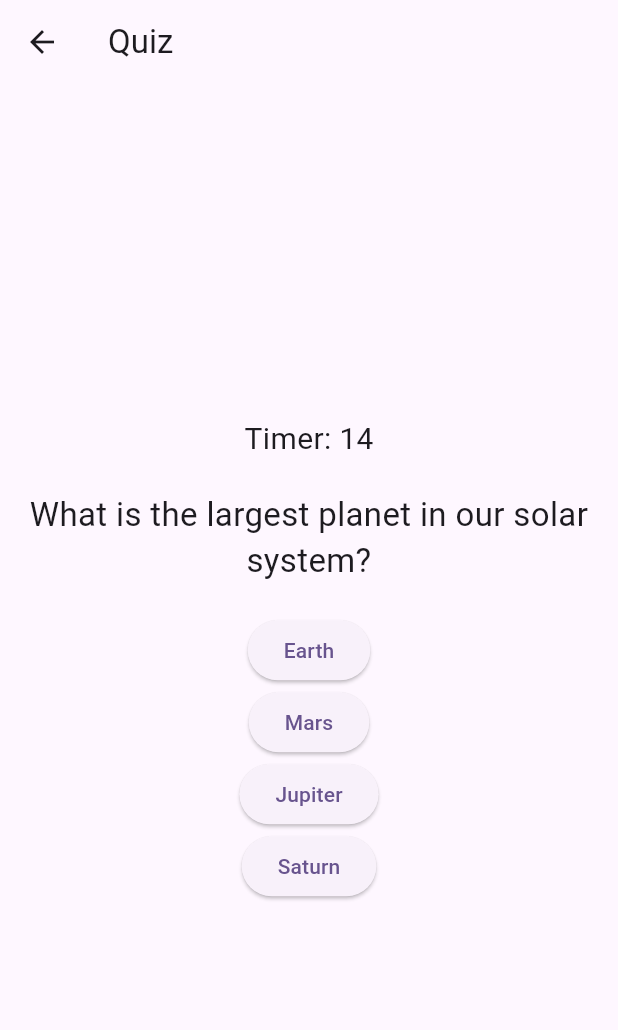
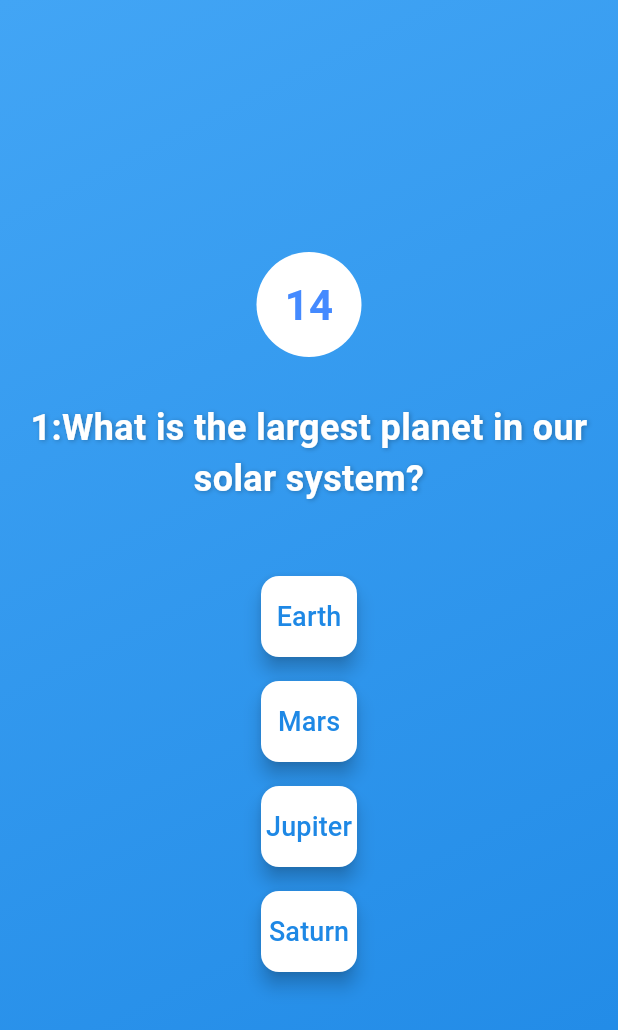
Before and after one commit to adnanpanakkad/Quiz-pro, a Flutter app: the screen it shows after launch, after a tap on "Start Quiz", on a phone screen of 412 x 824 dp. Shown: the top 1030 px of the screen. Run offline on Flutter 3.47's test engine with Material 3 defaults, Android fonts, the light colour scheme and no system bars; our stand-ins replace shared_preferences.

Commit message:
(update):add higscore tracker

```diff
--- a/lib/main.dart
+++ b/lib/main.dart
@@ -1,7 +1,7 @@
 import 'package:flutter/material.dart';
-import 'package:quiz_pro/model/view/home.dart';
-import 'package:quiz_pro/model/view/quiz_screen.dart';
-import 'package:quiz_pro/model/view/result_screen.dart';
+import 'package:quiz_pro/screens/home.dart';
+import 'package:quiz_pro/screens/quiz_screen.dart';
+import 'package:quiz_pro/screens/result_screen.dart';
 
 void main() {
   runApp(const MyApp());
--- a/lib/model/view/home.dart
+++ /dev/null
@@ -1,43 +0,0 @@
-import 'package:flutter/material.dart';
-import 'package:shared_preferences/shared_preferences.dart';
-
-class HomeScreen extends StatelessWidget {
-  const HomeScreen({super.key});
-
-  @override
-  Widget build(BuildContext context) {
-    return Scaffold(
-      appBar: AppBar(title: const Text("Quiz App")),
-      body: FutureBuilder<int>(
-        future: _getHighScore(),
-        builder: (context, snapshot) {
-          return Center(
-            child: Column(
-              mainAxisAlignment: MainAxisAlignment.center,
-              children: [
-                const Text("Welcome to the Quiz App!", style: TextStyle(fontSize: 24)),
-                const SizedBox(height: 20),
-                ElevatedButton(
-                  onPressed: () {
-                    Navigator.pushNamed(context, '/quiz');
-                  },
-                  child: const Text("Start Quiz"),
-                ),
-                const SizedBox(height: 20),
-                Text(
-                  "High Score: ${snapshot.data ?? 0}",
-                  style: const TextStyle(fontSize: 18),
-                ),
-              ],
-            ),
-          );
-        },
-      ),
-    );
-  }
-
-  Future<int> _getHighScore() async {
-    final prefs = await SharedPreferences.getInstance();
-    return prefs.getInt('high_score') ?? 0;
-  }
-}
--- a/lib/model/view/quiz_screen.dart
+++ /dev/null
@@ -1,103 +0,0 @@
-import 'dart:async';
-import 'package:flutter/material.dart';
-
-class QuizScreen extends StatefulWidget {
-  @override
-  _QuizScreenState createState() => _QuizScreenState();
-}
-
-class _QuizScreenState extends State<QuizScreen> {
-  final List<Map<String, dynamic>> questions = [
-    {
-      "question": "What is the largest planet in our solar system?",
-      "options": ["Earth", "Mars", "Jupiter", "Saturn"],
-      "answer": "Jupiter"
-    },
-    {
-      "question": "Who wrote 'To Kill a Mockingbird'?",
-      "options": ["Harper Lee", "Mark Twain", "J.K. Rowling", "Ernest Hemingway"],
-      "answer": "Harper Lee"
-    },
-  ];
-
-  int currentQuestionIndex = 0;
-  int score = 0;
-  int timer = 15;
-  Timer? _timer;
-
-  @override
-  void initState() {
-    super.initState();
-    _startTimer();
-  }
-
-  void _startTimer() {
-    _timer = Timer.periodic(const Duration(seconds: 1), (timer) {
-      setState(() {
-        if (this.timer > 0) {
-          this.timer--;
-        } else {
-          _nextQuestion();
-        }
-      });
-    });
-  }
-
-  void _nextQuestion() {
-    _timer?.cancel();
-    if (currentQuestionIndex < questions.length - 1) {
-      setState(() {
-        currentQuestionIndex++;
-        timer = 15;
-        _startTimer();
-      });
-    } else {
-      Navigator.pushReplacementNamed(
-        context,
-        '/results',
-        arguments: score,
-      );
-    }
-  }
-
-  void _checkAnswer(String selectedOption) {
-    if (selectedOption == questions[currentQuestionIndex]['answer']) {
-      score++;
-    }
-    _nextQuestion();
-  }
-
-  @override
-  Widget build(BuildContext context) {
-    final question = questions[currentQuestionIndex];
-
-    return Scaffold(
-      appBar: AppBar(title: const Text("Quiz")),
-      body: Column(
-        mainAxisAlignment: MainAxisAlignment.center,
-        children: [
-          Text("Timer: $timer", style: const TextStyle(fontSize: 20)),
-          const SizedBox(height: 20),
-          Text(
-            question['question'],
-            style: const TextStyle(fontSize: 22),
-            textAlign: TextAlign.center,
-          ),
-          const SizedBox(height: 20),
-          ...question['options'].map((option) {
-            return ElevatedButton(
-              onPressed: () => _checkAnswer(option),
-              child: Text(option),
-            );
-          }).toList(),
-        ],
-      ),
-    );
-  }
-
-  @override
-  void dispose() {
-    _timer?.cancel();
-    super.dispose();
-  }
-}
--- /dev/null
+++ b/lib/screens/home.dart
@@ -0,0 +1,120 @@
+import 'package:flutter/material.dart';
+import 'package:shared_preferences/shared_preferences.dart';
+
+class HomeScreen extends StatelessWidget {
+  const HomeScreen({super.key});
+
+  @override
+  Widget build(BuildContext context) {
+    return Scaffold(
+      body: Container(
+        decoration: const BoxDecoration(
+          gradient: LinearGradient(
+            colors: [Color(0xFF42A5F5), Color(0xFF1E88E5)],
+            begin: Alignment.topCenter,
+            end: Alignment.bottomCenter,
+          ),
+        ),
+        child: FutureBuilder<Map<String, dynamic>>(
+          future: _getScores(),
+          builder: (context, snapshot) {
+            if (!snapshot.hasData) {
+              return const Center(child: CircularProgressIndicator());
+            }
+            final data = snapshot.data!;
+            final highScore = data['highScore'];
+            final recentScores = data['recentScores'];
+
+            return Center(
+              child: Column(
+                mainAxisAlignment: MainAxisAlignment.center,
+                children: [
+                  const Icon(Icons.quiz, size: 100, color: Colors.white),
+                  const SizedBox(height: 20),
+                  const Text(
+                    "Welcome to the Quiz App!",
+                    style: TextStyle(
+                      fontSize: 28,
+                      fontWeight: FontWeight.bold,
+                      color: Colors.white,
+                      shadows: [
+                        Shadow(
+                          offset: Offset(2, 2),
+                          blurRadius: 4,
+                          color: Colors.black45,
+                        ),
+                      ],
+                    ),
+                  ),
+                  const SizedBox(height: 40),
+                  ElevatedButton(
+                    style: ElevatedButton.styleFrom(
+                      backgroundColor: Colors.white,
+                      padding: const EdgeInsets.symmetric(
+                          horizontal: 24, vertical: 12),
+                      shape: RoundedRectangleBorder(
+                        borderRadius: BorderRadius.circular(12),
+                      ),
+                    ),
+                    onPressed: () {
+                      Navigator.pushNamed(context, '/quiz');
+                    },
+                    child: const Text(
+                      "Start Quiz",
+                      style: TextStyle(
+                        fontSize: 18,
+                        fontWeight: FontWeight.bold,
+                        color: Color(0xFF1E88E5),
+                      ),
+                    ),
+                  ),
+                  const SizedBox(height: 30),
+                  Text(
+                    "High Score: $highScore",
+                    style: const TextStyle(
+                      fontSize: 20,
+                      fontWeight: FontWeight.bold,
+                      color: Colors.white70,
+                      shadows: [
+                        Shadow(
+                          offset: Offset(2, 2),
+                          blurRadius: 3,
+                          color: Colors.black38,
+                        ),
+                      ],
+                    ),
+                  ),
+                  const SizedBox(height: 30),
+                  const Text(
+                    "Recent Scores:",
+                    style: TextStyle(
+                      fontSize: 20,
+                      fontWeight: FontWeight.bold,
+                      color: Colors.white,
+                    ),
+                  ),
+                  const SizedBox(height: 10),
+                  for (final score in recentScores)
+                    Text(
+                      score,
+                      style: const TextStyle(
+                        fontSize: 18,
+                        color: Colors.white70,
+                      ),
+                    ),
+                ],
+              ),
+            );
+          },
+        ),
+      ),
+    );
+  }
+
+  Future<Map<String, dynamic>> _getScores() async {
+    final prefs = await SharedPreferences.getInstance();
+    final highScore = prefs.getInt('high_score') ?? 0;
+    final recentScores = prefs.getStringList('recent_scores') ?? [];
+    return {'highScore': highScore, 'recentScores': recentScores};
+  }
+}
--- /dev/null
+++ b/lib/screens/quiz_screen.dart
@@ -0,0 +1,205 @@
+import 'dart:async';
+import 'package:flutter/material.dart';
+
+class QuizScreen extends StatefulWidget {
+  const QuizScreen({super.key});
+
+  @override
+  _QuizScreenState createState() => _QuizScreenState();
+}
+
+class _QuizScreenState extends State<QuizScreen> {
+  final List<Map<String, dynamic>> questions = [
+    {
+      "question": "1:What is the largest planet in our solar system?",
+      "options": ["Earth", "Mars", "Jupiter", "Saturn"],
+      "answer": "Jupiter"
+    },
+    {
+      "question": "2:Who wrote 'To Kill a Mockingbird'?",
+      "options": [
+        "Harper Lee",
+        "Mark Twain",
+        "J.K. Rowling",
+        "Ernest Hemingway"
+      ],
+      "answer": "Harper Lee"
+    },
+    {
+      "question": "3:What is the capital of France?",
+      "options": ["Berlin", "Madrid", "Paris", "Rome"],
+      "answer": "Paris"
+    },
+    {
+      "question": "4:Which element has the chemical symbol 'O'?",
+      "options": ["Oxygen", "Gold", "Osmium", "Oganesson"],
+      "answer": "Oxygen"
+    },
+    {
+      "question": "5:What is the smallest unit of life?",
+      "options": ["Atom", "Molecule", "Cell", "Organ"],
+      "answer": "Cell"
+    },
+    {
+      "question": "6:Who painted the Mona Lisa?",
+      "options": [
+        "Leonardo da Vinci",
+        "Vincent van Gogh",
+        "Pablo Picasso",
+        "Claude Monet"
+      ],
+      "answer": "Leonardo da Vinci"
+    },
+    // {
+    //   "question": "What is the freezing point of water?",
+    //   "options": ["0°C", "32°C", "-100°C", "100°C"],
+    //   "answer": "0°C"
+    // },
+    // {
+    //   "question": "Which country is known as the Land of the Rising Sun?",
+    //   "options": ["China", "Japan", "Thailand", "Vietnam"],
+    //   "answer": "Japan"
+    // },
+    // {
+    //   "question": "What is the longest river in the world?",
+    //   "options": ["Amazon", "Nile", "Yangtze", "Mississippi"],
+    //   "answer": "Nile"
+    // },
+    // {
+    //   "question": "What is the square root of 64?",
+    //   "options": ["6", "7", "8", "9"],
+    //   "answer": "8"
+    // },
+  ];
+
+  int currentQuestionIndex = 0;
+  int score = 0;
+  int timer = 15;
+  Timer? _timer;
+
+  @override
+  void initState() {
+    super.initState();
+    _startTimer();
+  }
+
+  void _startTimer() {
+    _timer = Timer.periodic(const Duration(seconds: 1), (timer) {
+      setState(() {
+        if (this.timer > 0) {
+          this.timer--;
+        } else {
+          _nextQuestion();
+        }
+      });
+    });
+  }
+
+  void _nextQuestion() {
+    _timer?.cancel();
+    if (currentQuestionIndex < questions.length - 1) {
+      setState(() {
+        currentQuestionIndex++;
+        timer = 15;
+        _startTimer();
+      });
+    } else {
+      Navigator.pushReplacementNamed(
+        context,
+        '/results',
+        arguments: score,
+      );
+    }
+  }
+
+  void _checkAnswer(String selectedOption) {
+    if (selectedOption == questions[currentQuestionIndex]['answer']) {
+      score++;
+    }
+    _nextQuestion();
+  }
+
+  @override
+  Widget build(BuildContext context) {
+    final question = questions[currentQuestionIndex];
+
+    return Scaffold(
+      body: Container(
+        padding: const EdgeInsets.all(16.0),
+        decoration: const BoxDecoration(
+          gradient: LinearGradient(
+            colors: [Color(0xFF42A5F5), Color(0xFF1E88E5)],
+            begin: Alignment.topLeft,
+            end: Alignment.bottomRight,
+          ),
+        ),
+        child: Column(
+          mainAxisAlignment: MainAxisAlignment.center,
+          crossAxisAlignment: CrossAxisAlignment.center,
+          children: [
+            CircleAvatar(
+              radius: 35,
+              backgroundColor: timer <= 5 ? Colors.red : Colors.white,
+              child: Text(
+                "$timer",
+                style: TextStyle(
+                  fontSize: 28,
+                  fontWeight: FontWeight.bold,
+                  color: timer <= 5 ? Colors.white : Colors.blueAccent,
+                ),
+              ),
+            ),
+            const SizedBox(height: 30),
+            Text(
+              question['question'],
+              style: const TextStyle(
+                fontSize: 24,
+                fontWeight: FontWeight.bold,
+                color: Colors.white,
+                shadows: [
+                  Shadow(
+                    offset: Offset(1, 1),
+                    blurRadius: 4,
+                    color: Colors.black26,
+                  ),
+                ],
+              ),
+              textAlign: TextAlign.center,
+            ),
+            const SizedBox(height: 40),
+            ...question['options'].map((option) {
+              return Padding(
+                padding: const EdgeInsets.symmetric(vertical: 8.0),
+                child: ElevatedButton(
+                  style: ElevatedButton.styleFrom(
+                    padding: const EdgeInsets.symmetric(vertical: 14),
+                    backgroundColor: Colors.white,
+                    shape: RoundedRectangleBorder(
+                      borderRadius: BorderRadius.circular(12),
+                    ),
+                    elevation: 5,
+                  ),
+                  onPressed: () => _checkAnswer(option),
+                  child: Text(
+                    option,
+                    style: const TextStyle(
+                      fontSize: 18,
+                      fontWeight: FontWeight.w500,
+                      color: Color(0xFF1E88E5),
+                    ),
+                  ),
+                ),
+              );
+            }).toList(),
+          ],
+        ),
+      ),
+    );
+  }
+
+  @override
+  void dispose() {
+    _timer?.cancel();
+    super.dispose();
+  }
+}
```
Also changed, not shown: lib/model/view/result_screen.dart (deleted, +0 -44 lines), lib/screens/result_screen.dart (added, +115 -0 lines).
